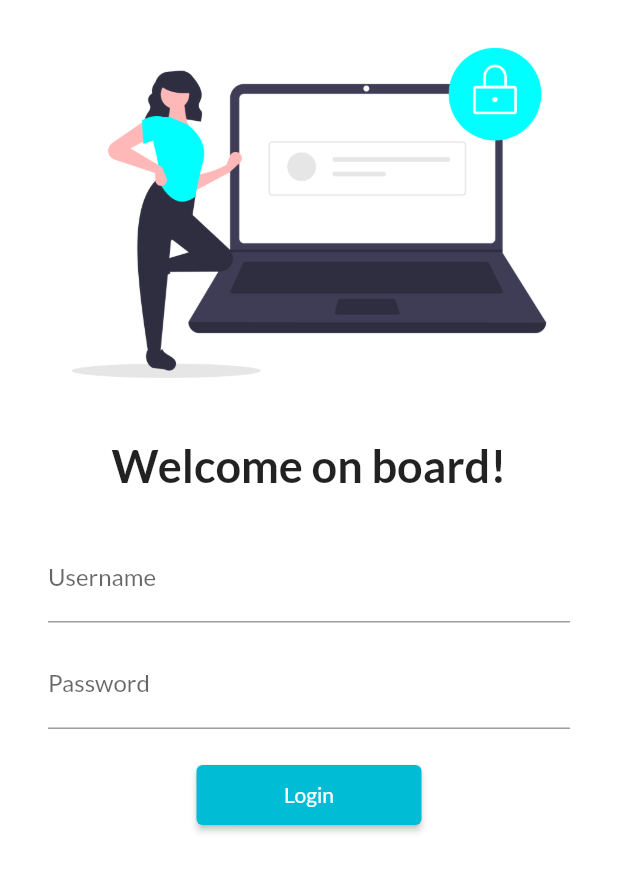
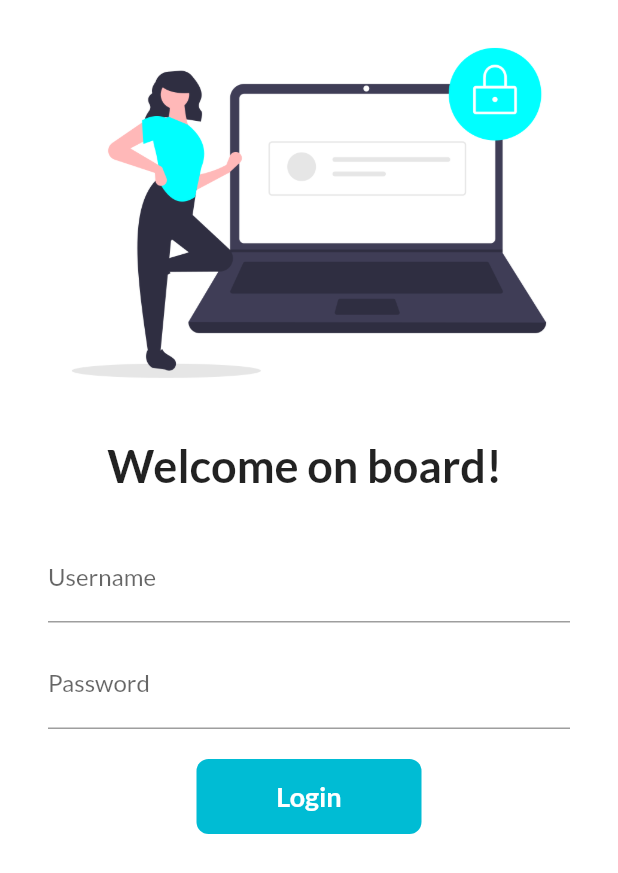
Before and after one commit to ElixerofCoding144/Flutter-Basics, a Flutter app: the screen it shows after launch, on a phone screen of 412 x 824 dp. Shown: the top 873 px of the screen. Run offline on Flutter 3.47's test engine with Material 2 defaults, Android fonts, the phone set to English and light mode, and no system bars; our stand-ins replace google_fonts.

Commit message:
day 6 completed

```diff
--- a/flutter_catalog/lib/screens/login.dart
+++ b/flutter_catalog/lib/screens/login.dart
@@ -1,7 +1,15 @@
 import 'package:flutter/material.dart';
 import 'package:flutter_catalog/util/routes.dart';
 
-class Login extends StatelessWidget {
+class Login extends StatefulWidget {
+  @override
+  _LoginState createState() => _LoginState();
+}
+
+class _LoginState extends State<Login> {
+  String name = "";
+  bool changeButton = false; //By default it will be false
+
   @override
   Widget build(BuildContext context) {
     return Material(
@@ -18,7 +26,7 @@ class Login extends StatelessWidget {
                 height: 8.0,
               ),
               Text(
-                "Welcome on board!",
+                "Welcome on board! $name",
                 style: TextStyle(
                   fontSize: 30,
                   fontWeight: FontWeight.bold,
@@ -38,6 +46,13 @@ class Login extends StatelessWidget {
                         hintText: "Enter username",
                         labelText: "Username",
                       ),
+                      onChanged: (value) {
+                        name = value;
+                        setState(
+                            () {}); //this can be called only be written in Stateful Widgets
+                        //This helps to render the changes in the current screen or widget
+                        //calling in Stateless will give error
+                      },
                     ),
                     //
                     SizedBox(
@@ -54,15 +69,60 @@ class Login extends StatelessWidget {
                     SizedBox(
                       height: 20.0,
                     ),
-                    //Login ElevatedButton
-                    ElevatedButton(
-                      child: Text("Login"),
-                      style: TextButton.styleFrom(
-                          primary: Colors.white, minimumSize: Size(150, 40)),
-                      onPressed: () {
+
+//--------------LOGIN BUTTON-------------------------------------------------->
+
+                    //Could have used GestureDetector ---but it doesn't give
+                    //feedback(i.e. no ripple effects will be displayed)
+                    //on hitting the button
+                    InkWell(
+                      //used since Inkwell has the property of showing animations like ripple effects.
+                      onTap: () async {
+                        setState(() {
+                          changeButton = true;
+                        });
+                        await Future.delayed(Duration(seconds: 1));
                         Navigator.pushNamed(context, MyRoutes.homeRoute);
                       },
+
+                      //Created button using Animated container
+                      child: AnimatedContainer(
+                        duration: Duration(seconds: 1),
+                        width: changeButton ? 50 : 150,
+                        height: 50,
+                        alignment: Alignment.center,
+                        //if you click the button , display the done icon
+                        //else show the button with login text
+                        child: changeButton
+                            ? Icon(
+                                Icons.done,
+                                color: Colors.white,
+                              )
+                            : Text(
+                                "Login",
+                                style: TextStyle(
+                                    color: Colors.white,
+                                    fontWeight: FontWeight.bold,
+                                    fontSize: 18),
+                              ),
+                        decoration: BoxDecoration(
+                            color: Colors.cyan,
+                            //shape: changeButton
+                            //  ? BoxShape.circle
+                            //    : BoxShape.rectangle
+                            borderRadius:
+                                BorderRadius.circular(changeButton ? 50 : 8)),
+                      ),
                     )
+                    //Login ElevatedButton
+                    //ElevatedButton(
+                    //  child: Text("Login"),
+                    //style: TextButton.styleFrom(
+                    //primary: Colors.white, minimumSize: Size(150, 40)),
+                    //onPressed: () {
+                    //Navigator.pushNamed(context, MyRoutes.homeRoute);
+                    //},
+                    //)
                   ],
                 ),
               )
```
